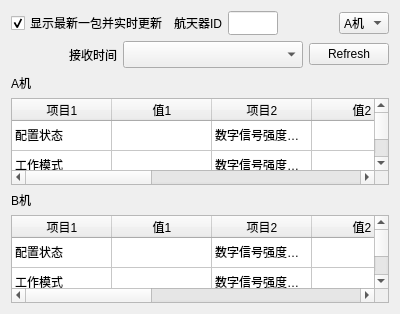
Old version of the form ui/status.ui in the repository ArtisticZhao/file_sender_to_GNURadio.
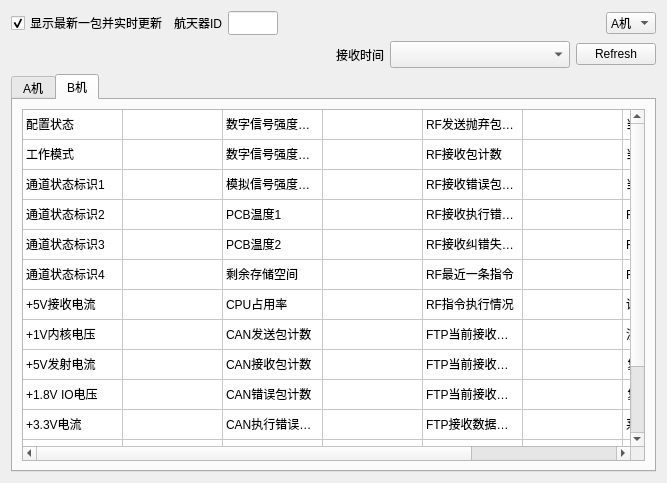
New version of the form. The open tabs and pages were chosen to show the change.

Commit message: 将A B机日志放入两个tab当中

```diff
--- a/ui/status.ui
+++ b/ui/status.ui
@@ -6,8 +6,8 @@
    <rect>
     <x>0</x>
     <y>0</y>
-    <width>400</width>
-    <height>314</height>
+    <width>667</width>
+    <height>483</height>
    </rect>
   </property>
   <property name="windowTitle">
@@ -129,16 +129,19 @@
     </layout>
    </item>
    <item>
-    <widget class="QLabel" name="label_3">
-     <property name="text">
-      <string>A机</string>
+    <widget class="QTabWidget" name="tabWidget">
+     <property name="currentIndex">
+      <number>0</number>
      </property>
-    </widget>
-   </item>
+     <widget class="QWidget" name="tab">
+      <attribute name="title">
+       <string>A机</string>
+      </attribute>
+      <layout class="QVBoxLayout" name="verticalLayout_3">
    <item>
     <widget class="QTableWidget" name="tableWidget">
      <attribute name="horizontalHeaderVisible">
-      <bool>true</bool>
+          <bool>false</bool>
      </attribute>
      <attribute name="horizontalHeaderCascadingSectionResizes">
       <bool>false</bool>
@@ -547,17 +550,17 @@
      </item>
     </widget>
    </item>
-   <item>
-    <widget class="QLabel" name="label_4">
-     <property name="text">
-      <string>B机</string>
-     </property>
-    </widget>
-   </item>
+      </layout>
+     </widget>
+     <widget class="QWidget" name="tab_2">
+      <attribute name="title">
+       <string>B机</string>
+      </attribute>
+      <layout class="QVBoxLayout" name="verticalLayout_2">
    <item>
     <widget class="QTableWidget" name="tableWidget_2">
      <attribute name="horizontalHeaderVisible">
-      <bool>true</bool>
+          <bool>false</bool>
      </attribute>
      <attribute name="horizontalHeaderCascadingSectionResizes">
       <bool>false</bool>
@@ -964,6 +967,10 @@
        <string>保留</string>
       </property>
      </item>
+        </widget>
+       </item>
+      </layout>
+     </widget>
     </widget>
    </item>
   </layout>
```
Lines whose indentation alone changed are shown as unchanged. The commit also changes 1 other file.
